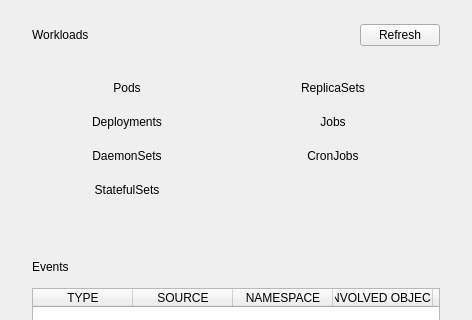
dcotecnologia/kubescope, file src/kubescope/ui/workloads_overview_page.ui: the form before one commit; both pictures show x 0 to 472 and y 0 to 320 of the 472 by 502 pixel window.
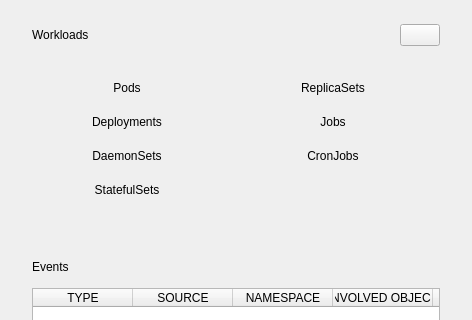
The form after the commit. Custom widgets are drawn as their Qt base class.

Diff of the .ui file:
```diff
--- a/src/kubescope/ui/workloads_overview_page.ui
+++ b/src/kubescope/ui/workloads_overview_page.ui
@@ -48,7 +48,7 @@
      </item>
      <item>
       <widget class="QPushButton" name="workloadsRefreshButton">
-       <property name="text">
+       <property name="toolTip">
         <string>Refresh</string>
        </property>
        <property name="variant" stdset="0">
```
Left out of the diff: 3 changed lines with no effect on the pictures.
